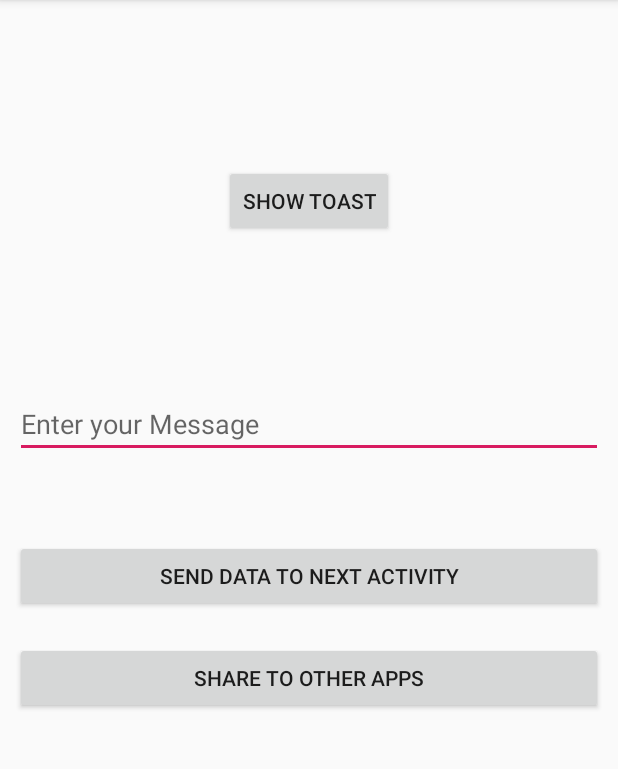
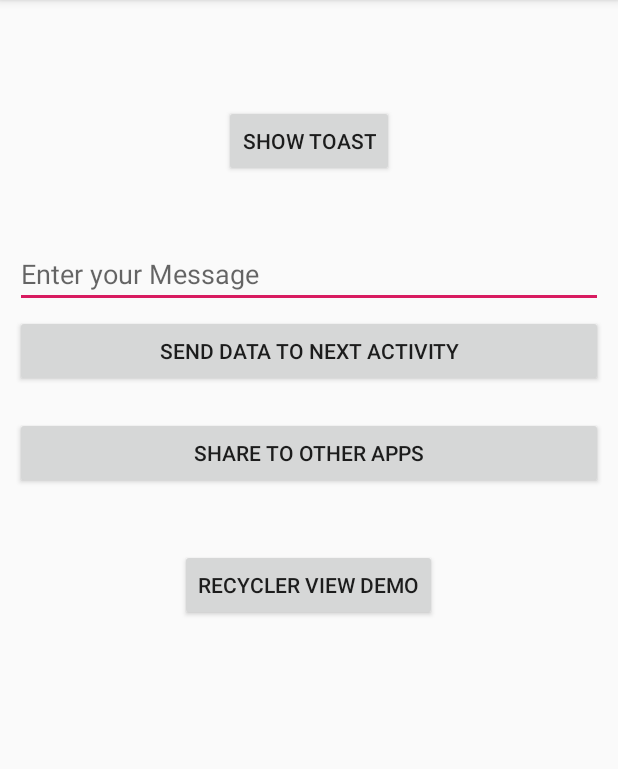
Before and after one commit to kent-ko/msgShare, an Android app: the screen it shows after launch (MainActivity), on a phone screen of 412 x 824 dp, the part 84-853 px from its top. Run offline under Robolectric (Android 15) with nearby library versions, the phone set to English and light mode, and no system bars.

Commit message:
Section three Recycler Adapter

```diff
--- a/app/build.gradle
+++ b/app/build.gradle
@@ -32,4 +32,6 @@ dependencies {
     testImplementation 'junit:junit:4.12'
     androidTestImplementation 'androidx.test:runner:1.2.0'
     androidTestImplementation 'androidx.test.espresso:espresso-core:3.2.0'
+    implementation 'androidx.recyclerview:recyclerview:1.1.0-rc01'
+    implementation 'androidx.cardview:cardview:1.0.0'
 }
--- a/app/src/main/AndroidManifest.xml
+++ b/app/src/main/AndroidManifest.xml
@@ -20,6 +20,7 @@
         </activity>
 
         <activity android:name=".SecondAcitivity"/>
+        <activity android:name=".HobbiesActivity"/>
 
     </application>
 
--- a/app/src/main/java/com/smartherd/msgshareapp/MainActivity.kt
+++ b/app/src/main/java/com/smartherd/msgshareapp/MainActivity.kt
@@ -20,7 +20,7 @@ class MainActivity : AppCompatActivity(){
         }
 
         btnSendMsgToNextActivity.setOnClickListener {
-            val message : String = etUserMessage.text.toString()
+            val message: String = etUserMessage.text.toString()
             val intent = Intent(this, SecondAcitivity::class.java)
 
             intent.putExtra("user_message", message)
@@ -29,7 +29,7 @@ class MainActivity : AppCompatActivity(){
 
         btnShareToOtherApps.setOnClickListener {
 
-            val message : String = etUserMessage.text.toString()
+            val message: String = etUserMessage.text.toString()
 
             val intent = Intent()
             intent.action = Intent.ACTION_SEND
@@ -38,6 +38,14 @@ class MainActivity : AppCompatActivity(){
 
             startActivity(Intent.createChooser(intent, "Please select app: "))
         }
+
+            btnRecyclerViewDemo.setOnClickListener {
+
+                val  intent = Intent(this, HobbiesActivity::class.java)
+                startActivity(intent)
+
+            }
+
     }
 
 }
--- /dev/null
+++ b/app/src/main/res/drawable/ic_share.xml
@@ -0,0 +1,5 @@
+<vector android:height="24dp" android:tint="#FFFFFF"
+    android:viewportHeight="24.0" android:viewportWidth="24.0"
+    android:width="24dp" xmlns:android="http://schemas.android.com/apk/res/android">
+    <path android:fillColor="#FF000000" android:pathData="M18,16.08c-0.76,0 -1.44,0.3 -1.96,0.77L8.91,12.7c0.05,-0.23 0.09,-0.46 0.09,-0.7s-0.04,-0.47 -0.09,-0.7l7.05,-4.11c0.54,0.5 1.25,0.81 2.04,0.81 1.66,0 3,-1.34 3,-3s-1.34,-3 -3,-3 -3,1.34 -3,3c0,0.24 0.04,0.47 0.09,0.7L8.04,9.81C7.5,9.31 6.79,9 6,9c-1.66,0 -3,1.34 -3,3s1.34,3 3,3c0.79,0 1.5,-0.31 2.04,-0.81l7.12,4.16c-0.05,0.21 -0.08,0.43 -0.08,0.65 0,1.61 1.31,2.92 2.92,2.92 1.61,0 2.92,-1.31 2.92,-2.92s-1.31,-2.92 -2.92,-2.92z"/>
+</vector>
--- a/app/src/main/res/layout/activity_main.xml
+++ b/app/src/main/res/layout/activity_main.xml
@@ -13,14 +13,14 @@
         android:layout_height="wrap_content"
         android:layout_alignParentTop="true"
         android:layout_centerHorizontal="true"
-        android:layout_marginTop="100dp"
+        android:layout_marginTop="60dp"
         android:text="@string/show_toast" />
 
     <EditText
         android:id="@+id/etUserMessage"
         android:layout_centerHorizontal="true"
         android:layout_alignParentTop="true"
-        android:layout_marginTop="250dp"
+        android:layout_marginTop="150dp"
         android:layout_width="match_parent"
         android:layout_height="wrap_content"
         android:ems="10"
@@ -29,7 +29,7 @@
     <Button
         android:id="@+id/btnSendMsgToNextActivity"
         android:layout_centerHorizontal="true"
-        android:layout_marginTop="350dp"
+        android:layout_marginTop="200dp"
         android:layout_width="match_parent"
         android:layout_height="wrap_content"
         android:text="Send Data To Next Activity" />
@@ -42,4 +42,13 @@
         android:layout_centerHorizontal="true"
         android:layout_marginTop="20dp"
         android:text="Share To Other APPS" />
+
+    <Button
+        android:id="@+id/btnRecyclerViewDemo"
+        android:layout_centerHorizontal="true"
+        android:layout_width="wrap_content"
+        android:layout_height="wrap_content"
+        android:layout_below="@id/btnShareToOtherApps"
+        android:layout_marginTop="40dp"
+        android:text="Recycler View Demo" />
 </RelativeLayout>
--- a/app/src/main/res/values/colors.xml
+++ b/app/src/main/res/values/colors.xml
@@ -3,4 +3,5 @@
     <color name="colorPrimary">#008577</color>
     <color name="colorPrimaryDark">#00574B</color>
     <color name="colorAccent">#D81B60</color>
+    <color name="colorWhite">#ffff</color>
 </resources>
```
Also changed, not shown: app/src/main/java/com/smartherd/msgshareapp/HobbiesActivity.kt (added, +21 -0 lines), app/src/main/java/com/smartherd/msgshareapp/HobbiesAdapter.kt (added, +32 -0 lines), app/src/main/java/com/smartherd/msgshareapp/Model.kt (added, +30 -0 lines), app/src/main/res/layout/activity_hobbies.xml (added, +11 -0 lines), app/src/main/res/layout/list_item.xml (added, +44 -0 lines).
